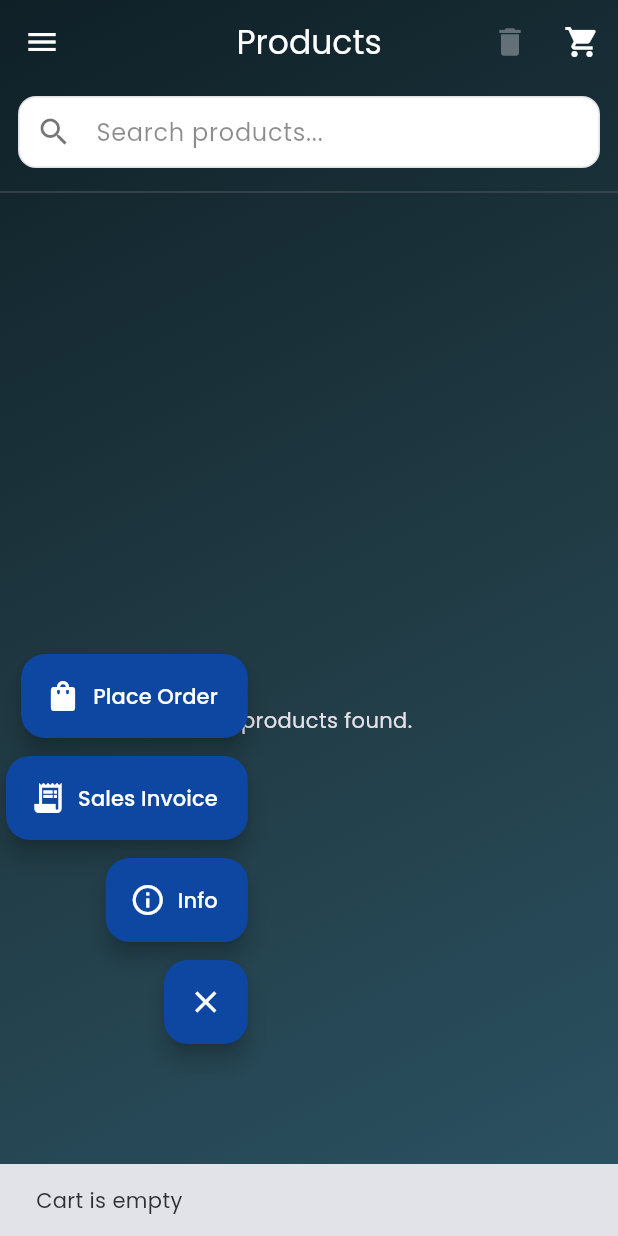
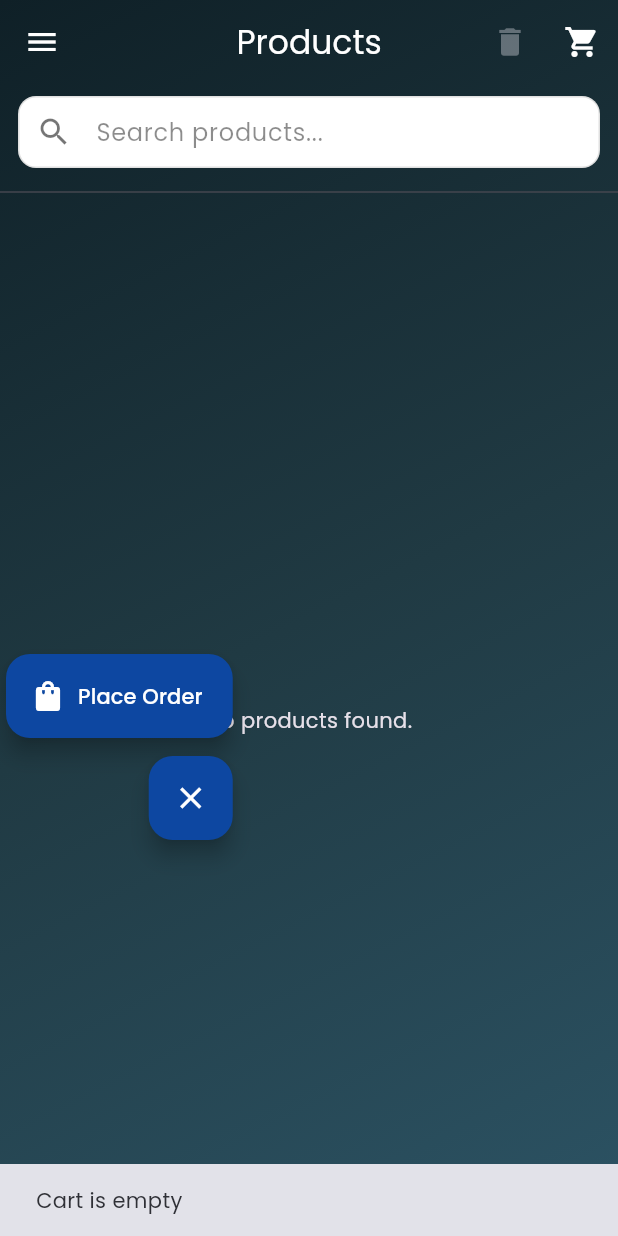
Before and after one commit to agahii/slcloudapppro, a Flutter app: the HomeScreen screen opened by its route, after a tap on the "menu" icon, after a tap on "Place Order", on a phone screen of 412 x 824 dp. Run offline on Flutter 3.47's test engine with Material 3 defaults, Android fonts, the light colour scheme and no system bars; our stand-ins replace connectivity_plus, dropdown_search, google_fonts, shared_preferences; accounts and stored records are empty.

Commit message:
SalesOrderList

```diff
--- a/lib/home_screen.dart
+++ b/lib/home_screen.dart
@@ -585,13 +585,20 @@ class _HomeScreenState extends State<HomeScreen> with TickerProviderStateMixin {
     );
   }
   Widget _fabButtons() {
+    // Determine dynamic label & action type based on selected manager source
+    final bool isInvoice = _managerSource == ManagerSource.invoice;
+    final String actionLabel = isInvoice ? 'Create Invoice' : 'Place Order';
+    final IconData actionIcon = isInvoice ? Icons.receipt_long : Icons.shopping_bag;
+    final OrderAction actionType =
+    isInvoice ? OrderAction.salesInvoice : OrderAction.placeOrder;
+
     return Column(
       mainAxisSize: MainAxisSize.min,
       crossAxisAlignment: CrossAxisAlignment.end,
       children: [
         if (isFabExpanded) ...[
           FloatingActionButton.extended(
-            heroTag: 'placeOrder',
+            heroTag: 'dynamicAction',
             backgroundColor: Theme.of(context).colorScheme.primary,
             onPressed: () {
               if (_cart.isEmpty) {
@@ -599,50 +606,13 @@ class _HomeScreenState extends State<HomeScreen> with TickerProviderStateMixin {
                   const SnackBar(content: Text('Cart is empty')),
                 );
               } else {
-                _showOrderSummaryDialog(OrderAction.placeOrder);
+                _showOrderSummaryDialog(actionType);
               }
             },
-            icon: const Icon(Icons.shopping_bag, color: Colors.white),
-            label: const Text('Place Order',
-                style: TextStyle(color: Colors.white)),
-
-
+            icon: Icon(actionIcon, color: Colors.white),
+            label: Text(actionLabel, style: const TextStyle(color: Colors.white)),
           ),
           const SizedBox(height: 12),
-
-
-
-          FloatingActionButton.extended(
-            heroTag: 'salesInvoice',
-            backgroundColor: Theme.of(context).colorScheme.primary,
-            onPressed: () {
-              if (_cart.isEmpty) {
-                ScaffoldMessenger.of(context).showSnackBar(
-                  const SnackBar(content: Text('Cart is empty')),
-                );
-              } else {
-                _showOrderSummaryDialog(OrderAction.salesInvoice);
-              }
-            },
-            icon: const Icon(Icons.receipt_long, color: Colors.white),
-            label: const Text('Sales Invoice',
-                style: TextStyle(color: Colors.white)),
-          ),
-          const SizedBox(height: 12),
-          FloatingActionButton.extended(
-            heroTag: 'anotherAction',
-            backgroundColor: Theme.of(context).colorScheme.primary,
-            onPressed: () {
-              ScaffoldMessenger.of(context).showSnackBar(
-                const SnackBar(content: Text('Another Action Clicked')),
-              );
-            },
-            icon: const Icon(Icons.info_outline, color: Colors.white),
-            label: const Text('Info',
-                style: TextStyle(color: Colors.white)),
-          ),
-          const SizedBox(height: 12),
-
         ],
         FloatingActionButton(
           backgroundColor: Theme.of(context).colorScheme.primary,
@@ -657,6 +627,7 @@ class _HomeScreenState extends State<HomeScreen> with TickerProviderStateMixin {
       ],
     );
   }
+
   Widget _buildExpandableFAB() {
     return Positioned(
       left: fabOffset.dx,
```
